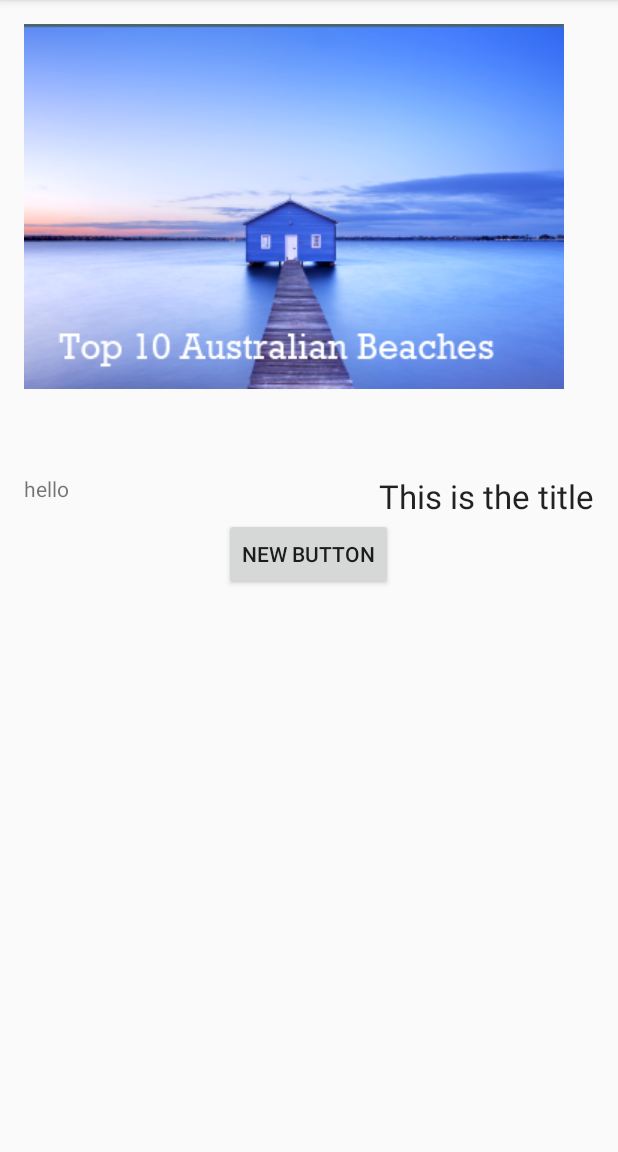
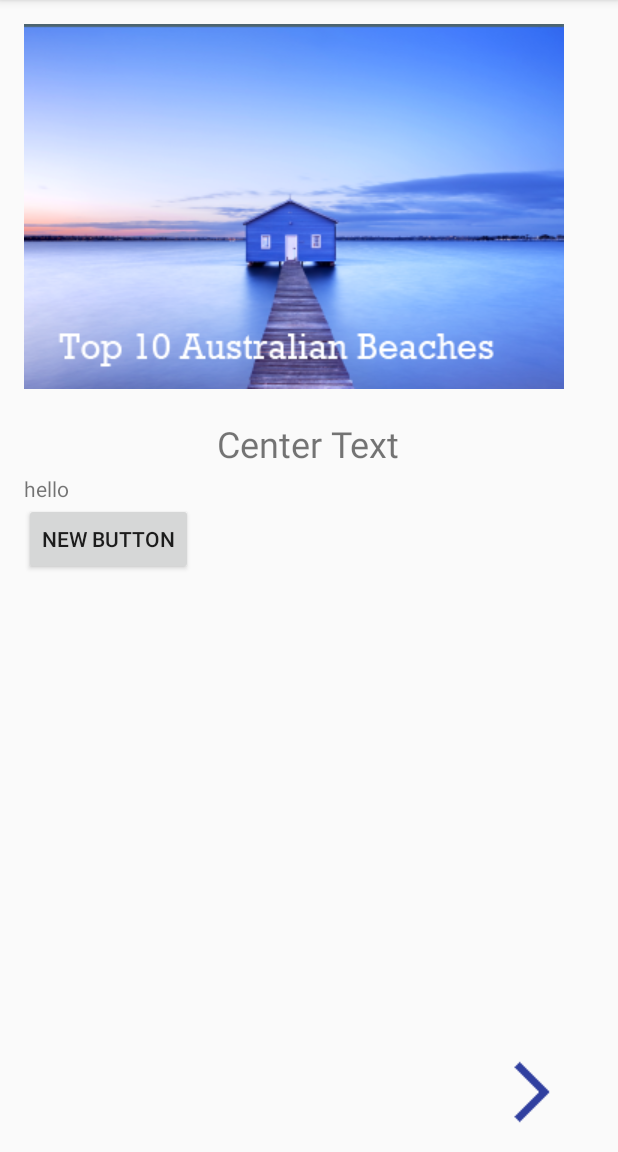
Before and after one commit to EngineerKunle/LocalBroadCast, an Android app: the screen it shows after launch (MainActivity), after a tap on "NEW BUTTON", on a phone screen of 412 x 824 dp, the part 84-1236 px from its top. Run offline under Robolectric (Android 15) with nearby library versions, the phone set to English and light mode, and no system bars; our stand-ins replace ButterKnife.

Commit message:
added new list views

```diff
--- a/app/src/main/AndroidManifest.xml
+++ b/app/src/main/AndroidManifest.xml
@@ -15,8 +15,10 @@
                 <category android:name="android.intent.category.LAUNCHER" />
             </intent-filter>
         </activity>
-        <service android:name=".Service.MyIntentService">
-        </service>
+
+        <service android:name=".Service.MyIntentService"></service>
+
+        <activity android:name=".Activity.ListActivity"></activity>
     </application>
 
 </manifest>
--- a/app/src/main/java/com/tutorial/engineerkunle/localbroadcast/MainActivity.java
+++ b/app/src/main/java/com/tutorial/engineerkunle/localbroadcast/MainActivity.java
@@ -8,10 +8,10 @@ import android.support.v4.content.LocalBroadcastManager;
 import android.support.v7.app.AppCompatActivity;
 import android.os.Bundle;
 import android.util.Log;
-import android.view.View;
 import android.widget.Button;
 import android.widget.TextView;
 
+import com.tutorial.engineerkunle.localbroadcast.Activity.ListActivity;
 import com.tutorial.engineerkunle.localbroadcast.Service.MyIntentService;
 
 import butterknife.BindString;
@@ -22,9 +22,9 @@ import butterknife.OnClick;
 public class MainActivity extends AppCompatActivity {
 
     @BindView(R.id.text) TextView mTextView;
-    @BindView(R.id.textView) TextView mText;
     @BindView(R.id.button) Button mButton;
-    @BindString(R.string.title) String Title;
+    @BindView(R.id.center_text) TextView mCenterView;
+    @BindString(R.string.title) String mTitle;
     private static final String TAG = MainActivity.class.getSimpleName();
 
     @Override
@@ -32,14 +32,25 @@ public class MainActivity extends AppCompatActivity {
         super.onCreate(savedInstanceState);
         setContentView(R.layout.activity_main);
         ButterKnife.bind(this);
-        mText.setText(Title);
+        mCenterView.setText(mTitle);
     }
 
     @OnClick(R.id.button)
     public void onClick(){
-        Log.d(TAG, "has been clicked : Service starting");
-        Intent i = new Intent(MainActivity.this, MyIntentService.class);
-        startService(i);
+        if(mTextView.getText() == "text has changed"){
+            mTextView.setText("hello");
+        } else {
+            Log.d(TAG, "has been clicked : Service starting");
+            Intent i = new Intent(MainActivity.this, MyIntentService.class);
+            startService(i);
+        }
+    }
+
+    @OnClick(R.id.nextView)
+    public void nextClick() {
+        Log.d(TAG, "button clicked");
+        Intent intent = new Intent(this, ListActivity.class);
+        startActivity(intent);
     }
 
     @Override
--- a/app/src/main/res/layout/activity_main.xml
+++ b/app/src/main/res/layout/activity_main.xml
@@ -11,7 +11,8 @@
 
     <LinearLayout
         android:layout_width="wrap_content"
-        android:layout_height="wrap_content">
+        android:layout_height="wrap_content"
+        android:id="@+id/linearLayout">
 
         <ImageView
             android:layout_width="match_parent"
@@ -19,6 +20,16 @@
             android:src="@drawable/ic_home"/>
 
     </LinearLayout>
+
+    <TextView
+        android:id="@+id/center_text"
+        android:layout_width="wrap_content"
+        android:layout_height="wrap_content"
+        android:text="@string/app_name"
+        android:layout_below="@+id/linearLayout"
+        android:layout_centerHorizontal="true"
+        android:layout_marginTop="@dimen/title_margin"
+        android:textSize="@dimen/font_size"/>
 
     <RelativeLayout
         android:layout_width="wrap_content"
@@ -32,13 +43,6 @@
             android:layout_height="wrap_content"
             android:text="hello" />
 
-        <TextView
-            android:id="@+id/textView"
-            android:layout_width="wrap_content"
-            android:layout_height="wrap_content"
-            android:textAppearance="?android:attr/textAppearanceLarge"
-            android:layout_alignParentRight="true"
-            android:text="Large Text" />
     </RelativeLayout>
 
     <Button
@@ -47,7 +51,17 @@
         android:layout_height="wrap_content"
         android:text="New Button"
         android:layout_below="@+id/relativeLayout"
-        android:layout_centerHorizontal="true" />
+        android:layout_alignParentLeft="true"
+        android:layout_alignParentStart="true" />
+
+    <ImageView
+        android:id="@+id/nextView"
+        android:src="@drawable/ic_next"
+        android:layout_width="wrap_content"
+        android:layout_height="wrap_content"
+        android:layout_alignParentBottom="true"
+        android:layout_alignRight="@+id/linearLayout"
+        android:layout_alignEnd="@+id/linearLayout" />
 
 
 </RelativeLayout>
--- a/app/src/main/res/values/dimens.xml
+++ b/app/src/main/res/values/dimens.xml
@@ -2,4 +2,6 @@
     <!-- Default screen margins, per the Android Design guidelines. -->
     <dimen name="activity_horizontal_margin">16dp</dimen>
     <dimen name="activity_vertical_margin">16dp</dimen>
+    <dimen name="title_margin">20dp</dimen>
+    <dimen name="font_size">24sp</dimen>
 </resources>
--- a/app/src/main/res/values/strings.xml
+++ b/app/src/main/res/values/strings.xml
@@ -1,4 +1,5 @@
 <resources>
     <string name="app_name">LocalBroadCast</string>
-    <string name="title">This is the title</string>
+    <string name="changed_text">Text has changed</string>
+    <string name="title">Center Text</string>
 </resources>
```
Also changed, not shown: app/src/main/java/com/tutorial/engineerkunle/localbroadcast/Activity/ListActivity.java (added, +17 -0 lines), app/src/main/java/com/tutorial/engineerkunle/localbroadcast/Service/MyIntentService.java (+12 -1 lines), app/src/main/res/layout/activity_list.xml (added, +12 -0 lines), app/src/main/res/drawable/ic_next.png (added).
